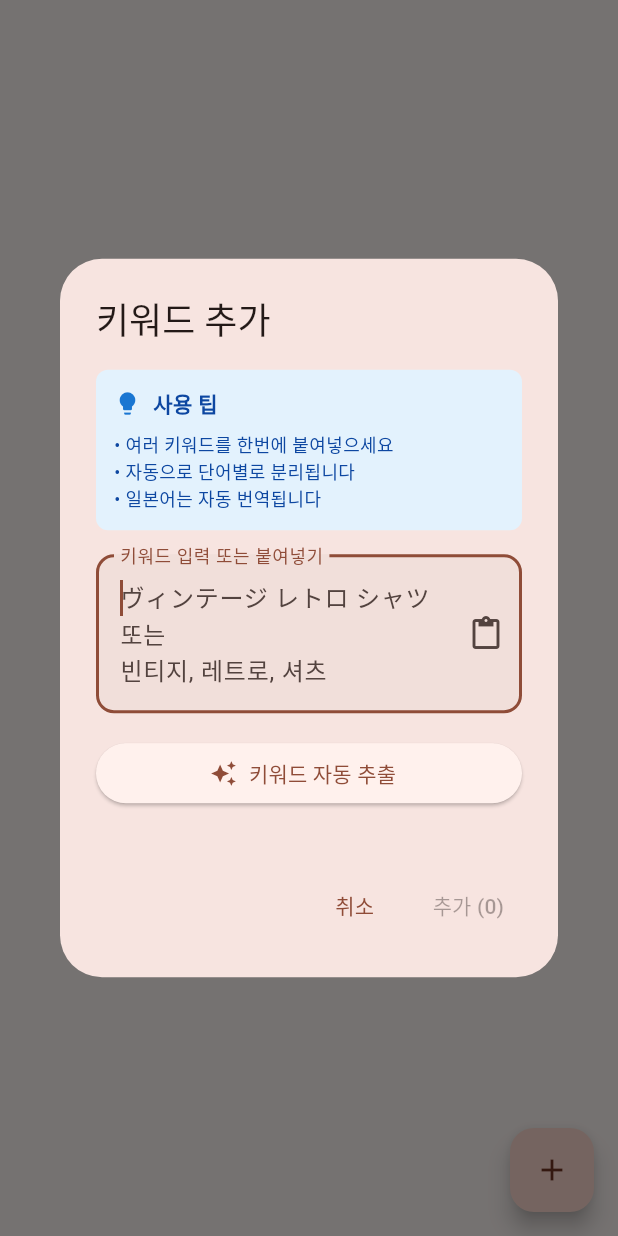
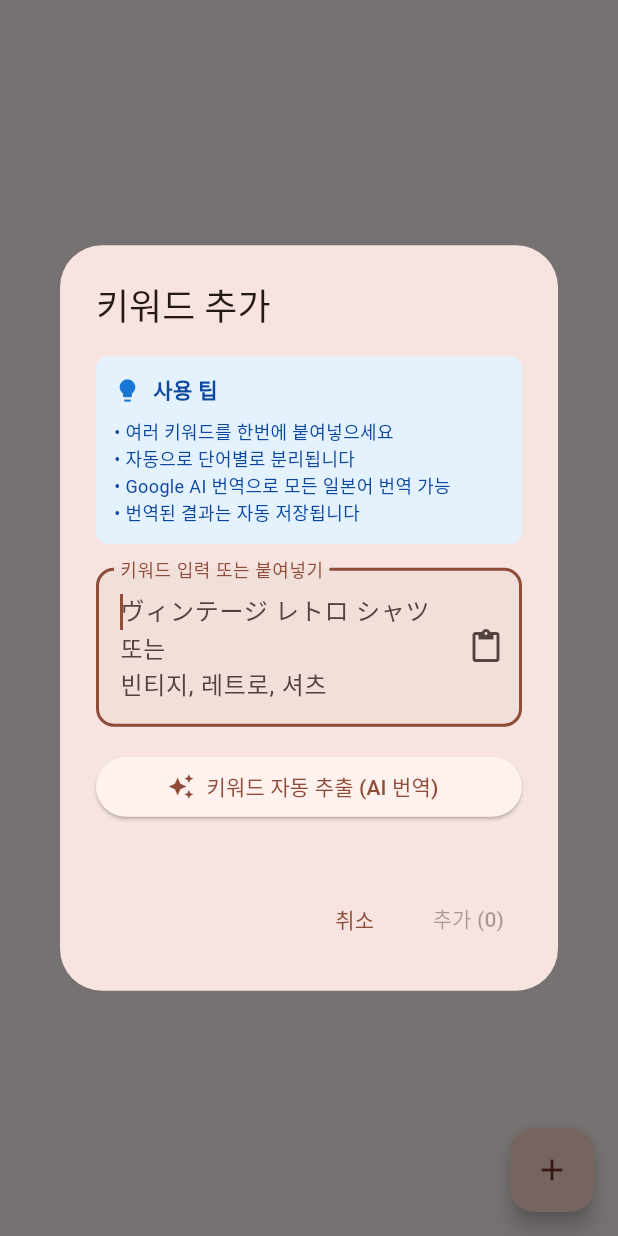
Before and after one commit to d8young525-sudo/auction-manager, a Flutter app: the KeywordScreen screen opened directly, after a tap on "키워드 추가하기", on a phone screen of 412 x 824 dp. Run offline on Flutter 3.47's test engine with Material 3 defaults, Android fonts, the light colour scheme and no system bars; our stand-ins replace cached_network_image, cloud_firestore, firebase_auth, firebase_core, flutter_local_notifications, flutter_slidable and 2 more; missing offline and left inert: translator; accounts and stored records are empty.

Commit message:
feat: Google 번역 API 연동 (키워드 자동번역)
주요 변경사항:
1. Google Translate API 연동 (translator 패키지)
2. TranslationService 생성 - 하이브리드 번역 시스템
   - 로컬 사전 (즉시 응답)
   - 번역 캐시 (API 호출 최소화)
   - Google Translate API (모든 일본어 번역)
3. 키워드 화면 업데이트
   - AI 번역 버튼 추가
   - 번역 진행 상태 표시
   - 모든 일본어 키워드 자동 번역 가능

장점:
- 월 50만 자 무료 (개인용 충분)
- 모든 일본어 단어 번역 가능
- 로컬 캐시로 빠른 응답
- 번역 품질 우수

테스트:
- flutter analyze: No issues found!

```diff
--- a/lib/screens/keyword/keyword_screen.dart
+++ b/lib/screens/keyword/keyword_screen.dart
@@ -5,6 +5,7 @@ import 'package:uuid/uuid.dart';
 import '../../models/keyword_model.dart';
 import '../../providers/user_provider.dart';
 import '../../services/firebase_service.dart';
+import '../../services/translation_service.dart';
 
 class KeywordScreen extends StatefulWidget {
   const KeywordScreen({super.key});
@@ -26,89 +27,7 @@ class _KeywordScreenState extends State<KeywordScreen> {
     super.dispose();
   }
 
-  // 간단한 일본어-한국어 번역 맵 (상용 키워드 위주)
-  final Map<String, String> _translationMap = {
-    // 의류 관련
-    'シャツ': '셔츠',
-    'パンツ': '바지',
-    'スカート': '스커트',
-    'ジャケット': '재킷',
-    'コート': '코트',
-    'セーター': '스웨터',
-    'ニット': '니트',
-    'ワンピース': '원피스',
-    'ドレス': '드레스',
-    'スーツ': '슈트',
-    'ジーンズ': '청바지',
-    'Tシャツ': '티셔츠',
 
-    // 신발/가방
-    'スニーカー': '운동화',
-    'ブーツ': '부츠',
-    'サンダル': '샌들',
-    'バッグ': '가방',
-    'リュック': '백팩',
-    '靴': '신발',
-
-    // 액세서리
-    '時計': '시계',
-    '財布': '지갑',
-    'ネックレス': '목걸이',
-    'ピアス': '귀걸이',
-    'イヤリング': '귀걸이',
-    '指輪': '반지',
-    'ブレスレット': '팔찌',
-
-    // 브랜드/스타일
-    'ヴィンテージ': '빈티지',
-    'レトロ': '레트로',
-    'モダン': '모던',
-    'カジュアル': '캐주얼',
-    'フォーマル': '정장',
-    'スポーツ': '스포츠',
-
-    // 색상
-    '黒': '검정',
-    '白': '흰색',
-    '赤': '빨강',
-    '青': '파랑',
-    '緑': '초록',
-    '黄': '노랑',
-    'ピンク': '핑크',
-    'グレー': '회색',
-    'ベージュ': '베이지',
-    'ブラウン': '갈색',
-
-    // 상태/조건
-    '新品': '새상품',
-    '未使用': '미사용',
-    '中古': '중고',
-    '美品': '미품',
-    'ダメージ': '손상',
-
-    // 기타
-    'セール': '세일',
-    '限定': '한정',
-    'コラボ': '콜라보',
-    'レア': '희귀',
-    '希少': '희소',
-  };
-
-  String _translateKeyword(String keyword) {
-    // 정확한 매치 확인
-    if (_translationMap.containsKey(keyword)) {
-      return _translationMap[keyword]!;
-    }
-
-    // 부분 매치 확인 (포함 관계)
-    for (final entry in _translationMap.entries) {
-      if (keyword.contains(entry.key)) {
-        return keyword.replaceAll(entry.key, entry.value);
-      }
-    }
-
-    return keyword; // 번역 불가시 원문 그대로
-  }
 
   Future<void> _addKeywords() async {
     final userProvider = context.read<UserProvider>();
@@ -117,10 +36,7 @@ class _KeywordScreenState extends State<KeywordScreen> {
 
     final result = await showDialog<List<Map<String, String>>>(
       context: context,
-      builder: (context) => _AddKeywordsDialog(
-        translationMap: _translationMap,
-        translateFunction: _translateKeyword,
-      ),
+      builder: (context) => const _AddKeywordsDialog(),
     );
 
     if (result != null && result.isNotEmpty) {
@@ -195,7 +111,7 @@ class _KeywordScreenState extends State<KeywordScreen> {
           // 검색 필터링 (한국어 번역 기준)
           final filteredKeywords = keywords.where((keyword) {
             if (_searchQuery.isEmpty) return true;
-            final translation = keyword.translation ?? _translateKeyword(keyword.keyword);
+            final translation = keyword.translation ?? keyword.keyword;
             return translation.toLowerCase().contains(_searchQuery.toLowerCase());
           }).toList();
 
@@ -443,13 +359,7 @@ class _KeywordScreenState extends State<KeywordScreen> {
 
 // 키워드 추가 다이얼로그
 class _AddKeywordsDialog extends StatefulWidget {
-  final Map<String, String> translationMap;
-  final String Function(String) translateFunction;
-
-  const _AddKeywordsDialog({
-    required this.translationMap,
-    required this.translateFunction,
-  });
+  const _AddKeywordsDialog();
 
   @override
   State<_AddKeywordsDialog> createState() => _AddKeywordsDialogState();
@@ -458,6 +368,7 @@ class _AddKeywordsDialog extends StatefulWidget {
 class _AddKeywordsDialogState extends State<_AddKeywordsDialog> {
   final _textController = TextEditingController();
   final List<Map<String, String>> _extractedKeywords = [];
+  bool _isTranslating = false;
 
   @override
   void dispose() {
@@ -465,26 +376,41 @@ class _AddKeywordsDialogState extends State<_AddKeywordsDialog> {
     super.dispose();
   }
 
-  void _extractKeywords() {
+  Future<void> _extractKeywords() async {
     final text = _textController.text.trim();
     if (text.isEmpty) return;
 
     setState(() {
+      _isTranslating = true;
       _extractedKeywords.clear();
+    });
 
+    try {
       // 공백, 쉼표, 줄바꿈으로 분리
       final words = text
           .split(RegExp(r'[\s,、\n]+'))
           .where((word) => word.isNotEmpty)
-          .toSet(); // 중복 제거
+          .toSet() // 중복 제거
+          .toList();
 
-      for (final word in words) {
-        _extractedKeywords.add({
-          'original': word,
-          'translation': widget.translateFunction(word),
-        });
+      // Google Translate API로 일괄 번역
+      final translated = await TranslationService.translateMultiple(words);
+
+      setState(() {
+        _extractedKeywords.addAll(translated);
+        _isTranslating = false;
+      });
+    } catch (e) {
+      setState(() {
+        _isTranslating = false;
+      });
+
+      if (mounted) {
+        ScaffoldMessenger.of(context).showSnackBar(
+          SnackBar(content: Text('번역 중 오류가 발생했습니다: $e')),
+        );
       }
-    });
+    }
   }
 
   @override
@@ -524,7 +450,8 @@ class _AddKeywordsDialogState extends State<_AddKeywordsDialog> {
                   Text(
                     '• 여러 키워드를 한번에 붙여넣으세요\n'
                     '• 자동으로 단어별로 분리됩니다\n'
-                    '• 일본어는 자동 번역됩니다',
+                    '• Google AI 번역으로 모든 일본어 번역 가능\n'
+                    '• 번역된 결과는 자동 저장됩니다',
                     style: TextStyle(
                       fontSize: 12,
                       color: Colors.blue.shade900,
@@ -561,9 +488,15 @@ class _AddKeywordsDialogState extends State<_AddKeywordsDialog> {
             SizedBox(
               width: double.infinity,
               child: ElevatedButton.icon(
-                onPressed: _extractKeywords,
-                icon: const Icon(Icons.auto_awesome),
-                label: const Text('키워드 자동 추출'),
+                onPressed: _isTranslating ? null : _extractKeywords,
+                icon: _isTranslating
+                    ? const SizedBox(
+                        width: 20,
+                        height: 20,
+                        child: CircularProgressIndicator(strokeWidth: 2),
+                      )
+                    : const Icon(Icons.auto_awesome),
+                label: Text(_isTranslating ? '번역 중...' : '키워드 자동 추출 (AI 번역)'),
               ),
             ),
             const SizedBox(height: 16),
--- /dev/null
+++ b/lib/services/translation_service.dart
@@ -0,0 +1,175 @@
+import 'package:translator/translator.dart';
+import 'package:flutter/foundation.dart';
+
+class TranslationService {
+  static final GoogleTranslator _translator = GoogleTranslator();
+
+  // 번역 캐시 (동일한 단어 재번역 방지)
+  static final Map<String, String> _cache = {};
+
+  // 자주 사용하는 키워드 로컬 사전 (빠른 응답용)
+  static final Map<String, String> _localDictionary = {
+    // 의류 관련
+    'シャツ': '셔츠',
+    'パンツ': '바지',
+    'スカート': '스커트',
+    'ジャケット': '재킷',
+    'コート': '코트',
+    'セーター': '스웨터',
+    'ニット': '니트',
+    'ワンピース': '원피스',
+    'ドレス': '드레스',
+    'スーツ': '슈트',
+    'ジーンズ': '청바지',
+    'Tシャツ': '티셔츠',
+    'デニム': '데님',
+    'レザー': '가죽',
+
+    // 신발/가방
+    'スニーカー': '운동화',
+    'ブーツ': '부츠',
+    'サンダル': '샌들',
+    'バッグ': '가방',
+    'リュック': '백팩',
+    '靴': '신발',
+
+    // 액세서리
+    '時計': '시계',
+    '財布': '지갑',
+    'ネックレス': '목걸이',
+    'ピアス': '귀걸이',
+    'イヤリング': '귀걸이',
+    '指輪': '반지',
+    'ブレスレット': '팔찌',
+
+    // 브랜드/스타일
+    'ヴィンテージ': '빈티지',
+    'レトロ': '레트로',
+    'モダン': '모던',
+    'カジュアル': '캐주얼',
+    'フォーマル': '정장',
+    'スポーツ': '스포츠',
+
+    // 색상
+    '黒': '검정',
+    '白': '흰색',
+    '赤': '빨강',
+    '青': '파랑',
+    '緑': '초록',
+    '黄': '노랑',
+    'ピンク': '핑크',
+    'グレー': '회색',
+    'ベージュ': '베이지',
+    'ブラウン': '갈색',
+
+    // 상태/조건
+    '新品': '새상품',
+    '未使用': '미사용',
+    '中古': '중고',
+    '美品': '미품',
+    'ダメージ': '손상',
+    '未開封': '미개봉',
+    '新作': '신상',
+
+    // 기타
+    'セール': '세일',
+    '限定': '한정',
+    'コラボ': '콜라보',
+    'レア': '희귀',
+    '希少': '희소',
+  };
+
+  /// 일본어 → 한국어 번역 (하이브리드 방식)
+  /// 1. 로컬 사전 확인 (즉시 응답)
+  /// 2. 캐시 확인 (즉시 응답)
+  /// 3. Google Translate API 호출 (1-2초)
+  static Future<String> translateJaToKo(String text) async {
+    if (text.isEmpty) return text;
+
+    // 1. 로컬 사전에서 찾기 (가장 빠름)
+    if (_localDictionary.containsKey(text)) {
+      if (kDebugMode) {
+        debugPrint('✅ Translation from local dictionary: $text → ${_localDictionary[text]}');
+      }
+      return _localDictionary[text]!;
+    }
+
+    // 2. 부분 매치 확인 (복합 키워드용)
+    for (final entry in _localDictionary.entries) {
+      if (text.contains(entry.key)) {
+        final translated = text.replaceAll(entry.key, entry.value);
+        if (kDebugMode) {
+          debugPrint('✅ Translation from partial match: $text → $translated');
+        }
+        return translated;
+      }
+    }
+
+    // 3. 캐시에서 찾기
+    if (_cache.containsKey(text)) {
+      if (kDebugMode) {
+        debugPrint('✅ Translation from cache: $text → ${_cache[text]}');
+      }
+      return _cache[text]!;
+    }
+
+    // 4. Google Translate API 호출
+    try {
+      if (kDebugMode) {
+        debugPrint('🌐 Calling Google Translate API for: $text');
+      }
+
+      final translation = await _translator.translate(
+        text,
+        from: 'ja',  // 일본어
+        to: 'ko',    // 한국어
+      );
+
+      final result = translation.text;
+
+      // 캐시에 저장 (다음번엔 API 안 씀)
+      _cache[text] = result;
+
+      if (kDebugMode) {
+        debugPrint('✅ Google Translate result: $text → $result');
+      }
+
+      return result;
+
+    } catch (e) {
+      if (kDebugMode) {
+        debugPrint('❌ Translation failed: $e');
+      }
+      // 번역 실패 시 원문 반환
+      return text;
+    }
+  }
+
+  /// 여러 키워드 일괄 번역
+  static Future<List<Map<String, String>>> translateMultiple(List<String> keywords) async {
+    final results = <Map<String, String>>[];
+
+    for (final keyword in keywords) {
+      final translation = await translateJaToKo(keyword);
+      results.add({
+        'original': keyword,
+        'translation': translation,
+      });
+    }
+
+    return results;
+  }
+
+  /// 캐시 초기화 (메모리 관리용)
+  static void clearCache() {
+    _cache.clear();
+    if (kDebugMode) {
+      debugPrint('🗑️ Translation cache cleared');
+    }
+  }
+
+  /// 캐시 크기 확인
+  static int getCacheSize() {
+    return _cache.length;
+  }
+}
--- a/pubspec.yaml
+++ b/pubspec.yaml
@@ -66,6 +66,9 @@ dependencies:
   share_plus: ^10.1.3
   uuid: ^4.5.1
 
+  # Translation
+  translator: ^1.0.0  # Google Translate API wrapper
+
 dev_dependencies:
   flutter_test:
     sdk: flutter
```
Also changed, not shown: pubspec.lock.
